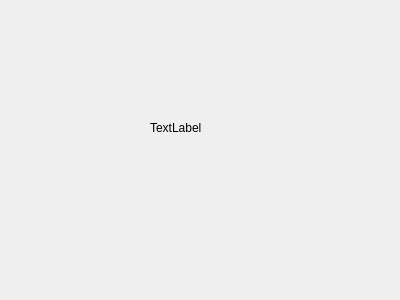
First picture: the form in pop.ui, repository 1059444127/KMCSAssistant, before the edit.
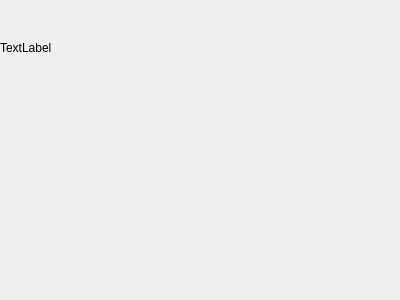
Second picture: the form after the edit.

Patch:
```diff
--- a/pop.ui
+++ b/pop.ui
@@ -16,8 +16,8 @@
   <widget class="QLabel" name="popLabel">
    <property name="geometry">
     <rect>
-     <x>150</x>
-     <y>80</y>
+     <x>0</x>
+     <y>0</y>
      <width>96</width>
      <height>96</height>
     </rect>
```
